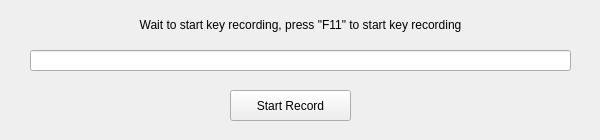
First picture: the form in QKeyMapper/qkeyrecord.ui, repository Zalafina/QKeyMapper, before the edit.
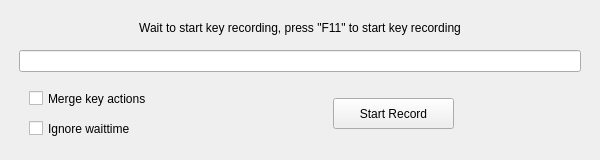
Second picture: the form after the edit.

Commit message: Add options for KeyRecord dialog.

The edit to the form file:
```diff
--- a/QKeyMapper/qkeyrecord.ui
+++ b/QKeyMapper/qkeyrecord.ui
@@ -7,11 +7,11 @@
     <x>0</x>
     <y>0</y>
     <width>600</width>
-    <height>140</height>
+    <height>160</height>
    </rect>
   </property>
   <property name="sizePolicy">
-   <sizepolicy hsizetype="Fixed" vsizetype="Fixed">
+   <sizepolicy hsizetype="Preferred" vsizetype="Preferred">
     <horstretch>0</horstretch>
     <verstretch>0</verstretch>
    </sizepolicy>
@@ -19,24 +19,18 @@
   <property name="minimumSize">
    <size>
     <width>600</width>
-    <height>140</height>
+    <height>160</height>
    </size>
   </property>
-  <property name="maximumSize">
-   <size>
-    <width>600</width>
-    <height>140</height>
-   </size>
-  </property>
+  <layout class="QVBoxLayout" name="verticalLayout">
+   <property name="leftMargin">
+    <number>19</number>
+   </property>
+   <property name="rightMargin">
+    <number>19</number>
+   </property>
+   <item>
   <widget class="QLabel" name="keyRecordLabel">
-   <property name="geometry">
-    <rect>
-     <x>30</x>
-     <y>10</y>
-     <width>541</width>
-     <height>30</height>
-    </rect>
-   </property>
    <property name="text">
     <string>Wait to start key recording, press &quot;F11&quot; to start key recording</string>
    </property>
@@ -44,15 +38,9 @@
     <set>Qt::AlignmentFlag::AlignCenter</set>
    </property>
   </widget>
+   </item>
+   <item>
   <widget class="QLineEdit" name="keyRecordLineEdit">
-   <property name="geometry">
-    <rect>
-     <x>30</x>
-     <y>50</y>
-     <width>541</width>
-     <height>21</height>
-    </rect>
-   </property>
    <property name="alignment">
     <set>Qt::AlignmentFlag::AlignCenter</set>
    </property>
@@ -60,14 +48,101 @@
     <bool>true</bool>
    </property>
   </widget>
+   </item>
+   <item>
+    <layout class="QHBoxLayout" name="horizontalLayout">
+     <item>
+      <widget class="QWidget" name="widget" native="true">
+       <property name="sizePolicy">
+        <sizepolicy hsizetype="Fixed" vsizetype="Fixed">
+         <horstretch>0</horstretch>
+         <verstretch>0</verstretch>
+        </sizepolicy>
+       </property>
+       <property name="minimumSize">
+        <size>
+         <width>181</width>
+         <height>71</height>
+        </size>
+       </property>
+       <property name="maximumSize">
+        <size>
+         <width>181</width>
+         <height>71</height>
+        </size>
+       </property>
+       <widget class="QCheckBox" name="ignoreWaitTimeCheckBox">
+        <property name="geometry">
+         <rect>
+          <x>10</x>
+          <y>40</y>
+          <width>181</width>
+          <height>21</height>
+         </rect>
+        </property>
+        <property name="focusPolicy">
+         <enum>Qt::FocusPolicy::NoFocus</enum>
+        </property>
+        <property name="text">
+         <string>Ignore waittime</string>
+        </property>
+        <property name="checked">
+         <bool>false</bool>
+        </property>
+       </widget>
+       <widget class="QCheckBox" name="mergeKeyActionsCheckBox">
+        <property name="geometry">
+         <rect>
+          <x>10</x>
+          <y>10</y>
+          <width>181</width>
+          <height>21</height>
+         </rect>
+        </property>
+        <property name="focusPolicy">
+         <enum>Qt::FocusPolicy::NoFocus</enum>
+        </property>
+        <property name="text">
+         <string>Merge key actions</string>
+        </property>
+        <property name="checked">
+         <bool>false</bool>
+        </property>
+       </widget>
+      </widget>
+     </item>
+     <item>
+      <spacer name="horizontalSpacer">
+       <property name="orientation">
+        <enum>Qt::Orientation::Horizontal</enum>
+       </property>
+       <property name="sizeHint" stdset="0">
+        <size>
+         <width>40</width>
+         <height>20</height>
+        </size>
+       </property>
+      </spacer>
+     </item>
+     <item>
   <widget class="QPushButton" name="recordStartStopButton">
-   <property name="geometry">
-    <rect>
-     <x>230</x>
-     <y>90</y>
+       <property name="sizePolicy">
+        <sizepolicy hsizetype="Fixed" vsizetype="Fixed">
+         <horstretch>0</horstretch>
+         <verstretch>0</verstretch>
+        </sizepolicy>
+       </property>
+       <property name="minimumSize">
+        <size>
      <width>121</width>
      <height>31</height>
-    </rect>
+        </size>
+       </property>
+       <property name="maximumSize">
+        <size>
+         <width>122</width>
+         <height>31</height>
+        </size>
    </property>
    <property name="focusPolicy">
     <enum>Qt::FocusPolicy::NoFocus</enum>
@@ -79,6 +154,23 @@
     <bool>false</bool>
    </property>
   </widget>
+     </item>
+     <item>
+      <spacer name="horizontalSpacer_2">
+       <property name="orientation">
+        <enum>Qt::Orientation::Horizontal</enum>
+       </property>
+       <property name="sizeHint" stdset="0">
+        <size>
+         <width>40</width>
+         <height>20</height>
+        </size>
+       </property>
+      </spacer>
+     </item>
+    </layout>
+   </item>
+  </layout>
  </widget>
  <resources/>
  <connections/>
```
Lines whose indentation alone changed are shown as unchanged.
